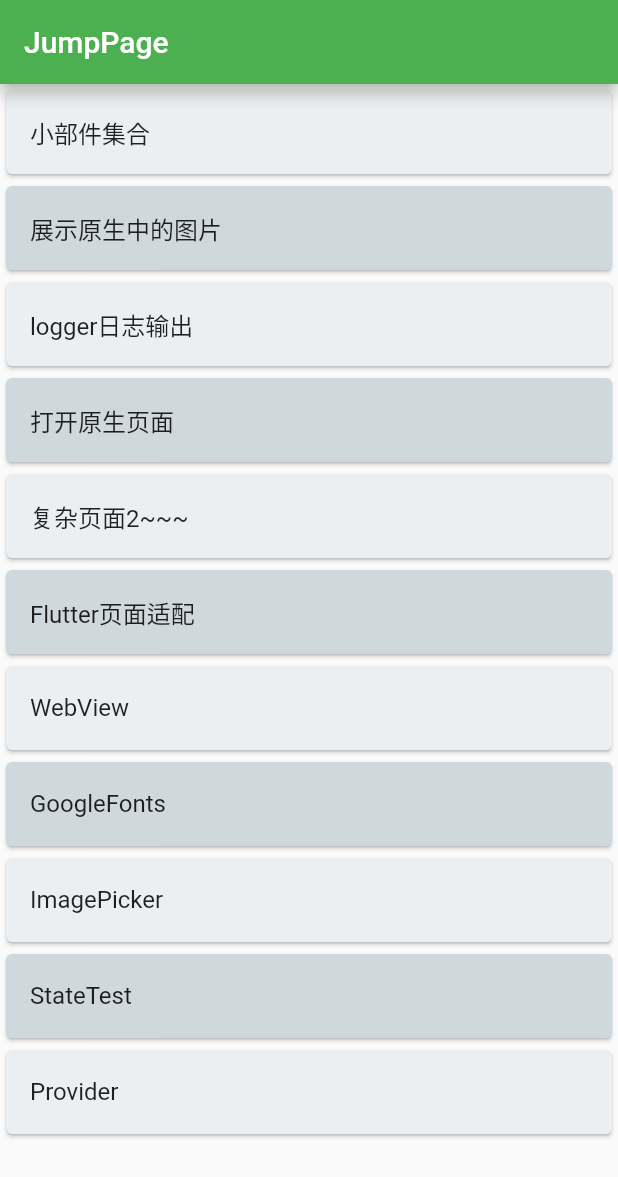
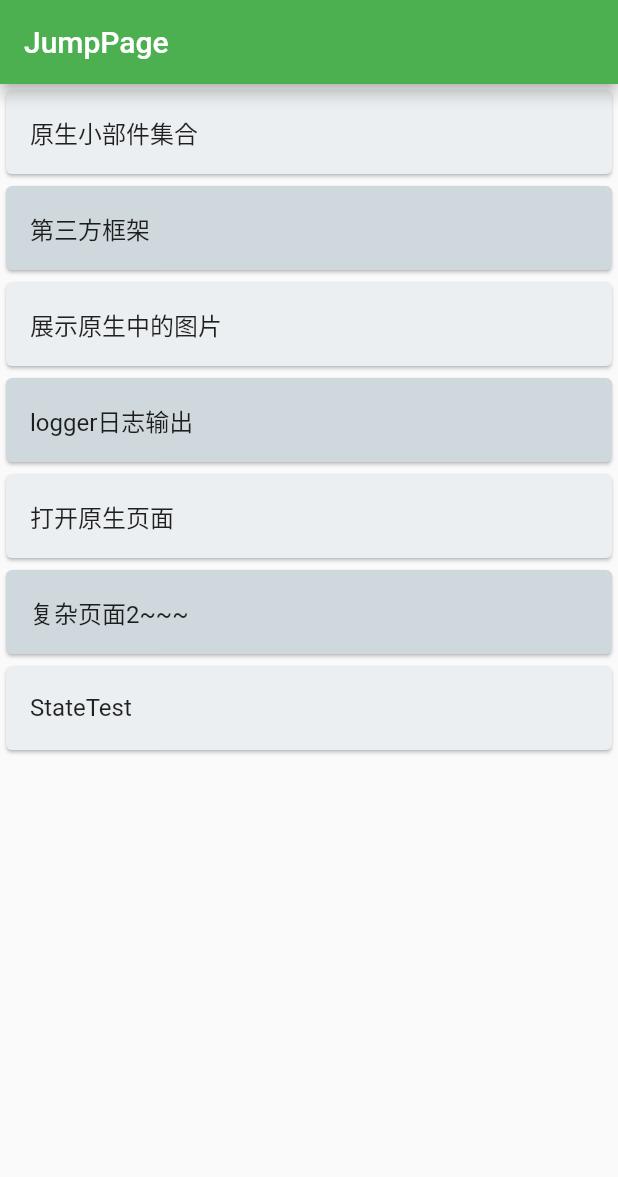
Before and after one commit to kjt666/FlutterDemo, a Flutter app: the screen it shows after launch, on a phone screen of 412 x 824 dp. Shown: the top 1177 px of the screen. Run offline on Flutter 3.47's test engine with Material 2 defaults, Android fonts, the phone set to English and light mode, and no system bars; drawn by our look-alikes of pull_to_refresh; our stand-ins replace badges, cached_network_image, dio, flutter_html, flutter_screenutil, flutter_slidable and 7 more.

```diff
--- a/lib/main.dart
+++ b/lib/main.dart
@@ -13,7 +13,9 @@ class MyApp extends StatelessWidget {
   // This widget is the root of your application.
   @override
   Widget build(BuildContext context) {
-    return MaterialApp(
+    return ScreenUtilInit(
+        designSize: Size(375, 667),
+        builder: () => MaterialApp(
               title: 'Flutter Demo',
               theme: ThemeData(
                 // This is the theme of your application.
@@ -33,10 +35,11 @@ class MyApp extends StatelessWidget {
               thickness: 1,
               color: Colors.redAccent,
               indent: 10,
-              endIndent: 10)*/),
+              endIndent: 10)*/
+              ),
               darkTheme: ThemeData.dark(),
               home: JumpPage(),
-    );
+            ));
   }
 }
 
--- a/lib/page/jumpPage.dart
+++ b/lib/page/jumpPage.dart
@@ -8,6 +8,7 @@ import 'package:flutter_app/page/notePage.dart';
 import 'package:flutter_app/other/loggerPage.dart';
 import 'package:flutter_app/page/providerPage.dart';
 import 'package:flutter_app/page/stateTestPage.dart';
+import 'package:flutter_app/page/thirdPage.dart';
 import 'package:flutter_app/page/webViewPage.dart';
 import 'package:flutter_app/page/widgetsPage.dart';
 import 'package:flutter_app/util/DioUtil.dart';
@@ -48,7 +49,8 @@ class _JumpState extends State<JumpPage> {
       ),
       body: ListView(
         children: [
-          getJumpItem("小部件集合", jumpPage: new WidgetsPage()),
+          getJumpItem("原生小部件集合", jumpPage: new WidgetsPage()),
+          getJumpItem("第三方框架", jumpPage: new ThirdPage()),
           getJumpItem("展示原生中的图片", jumpPage: new NativeImagePage()),
           getJumpItem("logger日志输出", jumpPage: new LoggerPage()),
           getJumpItem("打开原生页面", function: () {
@@ -56,12 +58,7 @@ class _JumpState extends State<JumpPage> {
           }),
           // getJumpItem("复杂页面1~~~", jumpPage: new MyPage()),
           getJumpItem("复杂页面2~~~", jumpPage: new NotePage()),
-          getJumpItem("Flutter页面适配",jumpPage: new ScreenUtilPage()),
-          getJumpItem("WebView",jumpPage: new WebViewExample()),
-          getJumpItem("GoogleFonts",jumpPage: new GoogleFontsPage()),
-          getJumpItem("ImagePicker",jumpPage: new ImagePickerPage()),
           getJumpItem("StateTest",jumpPage: new StateTestPage()),
-          getJumpItem("Provider",jumpPage: new ProviderPage())
         ],
       ),
     );
--- a/pubspec.yaml
+++ b/pubspec.yaml
@@ -44,6 +44,7 @@ dependencies:
   image_picker: 0.8.4+11
   video_player: any
   provider: 6.0.2
+  lottie: 1.2.2
 
 dev_dependencies:
   flutter_test:
@@ -71,6 +72,7 @@ flutter:
        - images/
        - images/2.0x/
        - images/3.0x/
+       - assets/
 
 
 
```
Also changed, not shown: assets/loading.json (added, +1 -0 lines), lib/page/thirdPage.dart (added, +66 -0 lines), lib/page/widgetsPage.dart (+1 -6 lines), lib/third/lottiePage.dart (added, +18 -0 lines), pubspec.lock. Lines whose indentation alone changed are shown as unchanged.
